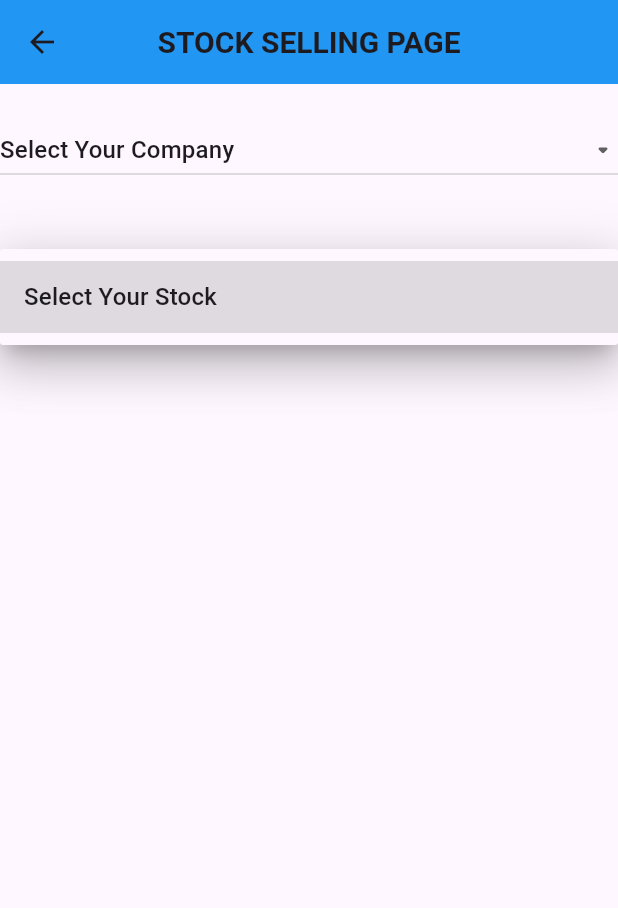
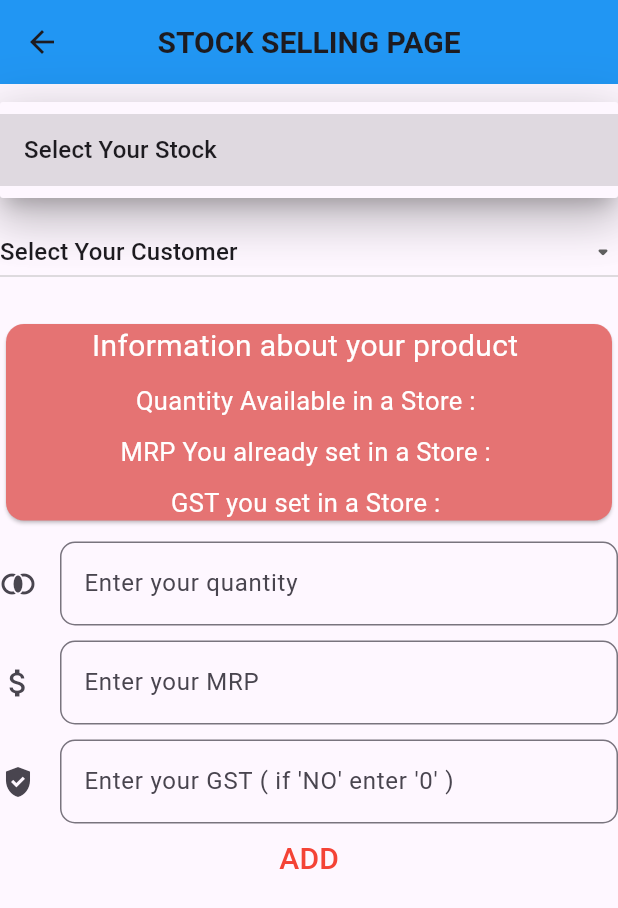
Before and after one commit to igopi77/Akshaya_Stores, a Flutter app: the StockSellingPage screen opened by its route, after a tap on "Select Your Stock", on a phone screen of 412 x 824 dp. Shown: the top 908 px of the screen. Run offline on Flutter 3.47's test engine with Material 3 defaults, Android fonts, the phone set to English and light mode, and no system bars; our stand-ins replace cloud_firestore, firebase_auth, firebase_core; missing offline and left inert: dart:html, dart:js; accounts and stored records are empty.

Commit message:
temporary commit for selling page for not to loss a code

```diff
--- a/lib/component/view/stock_selling_view.dart
+++ b/lib/component/view/stock_selling_view.dart
@@ -1,5 +1,9 @@
+import 'dart:html';
+
 import 'package:flutter/material.dart';
+import 'package:flutter/services.dart';
 import 'package:stock_management_akshaya_store/service/agency-service/agency_service.dart';
+import 'package:stock_management_akshaya_store/service/sales-service/fetch_customer_details.dart';
 import 'package:stock_management_akshaya_store/service/sales-service/fetch_stack_name_service.dart';
 
 class StockSellingPage extends StatefulWidget {
@@ -12,101 +16,164 @@ class StockSellingPage extends StatefulWidget {
 class _StockSellingPageState extends State<StockSellingPage> {
 
   FetchAgencyData fetchAgencyData = FetchAgencyData();
-  FetchStackNameService fetchStockName = FetchStackNameService();
+  FetchStackDetails fetchStockDetails = FetchStackDetails();
+  FetchCustomerDetails fetchCustomerDetails = FetchCustomerDetails();
   late Future<Map<String,dynamic>> companyList ;
   late Future<Map<String,dynamic>> stockList;
-  String dropDownValueForCompany = "select";
+  late Future<Map<String,dynamic>> customerList;
   String dropDownValueForStock = "select";
+  String dropDownValueForCustomer = "select";
+  String availableQuantity ="";
+  String mprSetted ="";
+  String gstSetted = "";
+  TextEditingController quantityController = TextEditingController();
+  TextEditingController mrpController = TextEditingController();
+  TextEditingController gstController = TextEditingController();
+  final GlobalKey<FormState> _formKey = GlobalKey<FormState>();
 
   @override
   void initState(){
+    print("first checkpoint");
     super.initState();
-    companyList = fetchAgencyData.fetchAgencyData();
+    stockList = fetchStockDetails.fetchStockName();
   }
+
   @override
   Widget build(BuildContext context) {
     return Scaffold(
       appBar: AppBar(
-        title: Text("STOCK SELLING PAGE",style: TextStyle(fontSize: 20,fontWeight: FontWeight.bold),),
+        title: const Text("STOCK SELLING PAGE",style: TextStyle(fontSize: 20,fontWeight: FontWeight.bold),),
         centerTitle: true,
         backgroundColor: Colors.blue,
       ),
-      body: formFeildForSelling(),
+      body: SingleChildScrollView(
+        scrollDirection: Axis.vertical,
+        child: formFeildForSelling(),
+      ),
     );
   }
   Widget formFeildForSelling(){
     return FutureBuilder(
-        future: companyList,
-        builder: (context,snapShotForCompany){
-          if(snapShotForCompany.connectionState == ConnectionState.waiting){
+        future: stockList,
+        builder: (context,snapShotForStock){
+          if(snapShotForStock.connectionState == ConnectionState.waiting){
             return CircularProgressIndicator();
           }
-          else if(snapShotForCompany.hasError){
+          else if(snapShotForStock.hasError){
             return Text("It have a error in snapshot");
           }
           else{
-            stockList = fetchStockName.fetchStockName(dropDownValueForCompany);
+            customerList = fetchCustomerDetails.fetchCustomerName();
             return FutureBuilder(
-                future: stockList,
-                builder: (context,snapShotForStock){
-                  if(snapShotForStock.connectionState == ConnectionState.waiting){
+                future: customerList,
+                builder: (context,snapShotForCustomer){
+                  if(snapShotForCustomer.connectionState == ConnectionState.waiting){
                     return CircularProgressIndicator();
                   }
-                  else if(snapShotForStock.hasError){
+                  else if(snapShotForCustomer.hasError){
                     return Text("It have a error in snapshot");
                   }
                   else{
                     return Form(
+                      key: _formKey,
                       child: Column(
                         children: [
                           SizedBox(height: 20,),
-                          company(snapShotForCompany.data ?? {}),
-                          SizedBox(height: 50,),
-                          stock(snapShotForStock.data ?? {})
+                          stock(snapShotForStock.data ?? {}),
+                          SizedBox(height: 20,),
+                          customer(snapShotForCustomer.data ?? {}),
+                          SizedBox(height: 20,),
+                          Card(
+                            color: Colors.red.shade300,
+                            child: Column(
+                              children: [
+                                Center(child: Text("Information about your product ", style: TextStyle(color: Colors.white,fontSize: 20),),),
+                                SizedBox(height: 10,),
+                                Text("Quantity Available in a Store : $availableQuantity", style: TextStyle(color: Colors.white,fontSize: 17),),
+                                SizedBox(height: 10,),
+                                Text("MRP You already set in a Store : $mprSetted", style: TextStyle(color: Colors.white,fontSize: 17),),
+                                SizedBox(height: 10,),
+                                Text("GST you set in a Store : $gstSetted", style: TextStyle(color: Colors.white,fontSize: 17),),
+                              ],
+                            ),
+                          ),
+                          SizedBox(height: 10,),
+                          TextFormField(
+                            decoration: InputDecoration(
+                                hintText: "Enter your quantity",
+                                border: OutlineInputBorder(
+                                  borderRadius: BorderRadius.circular(10),
+                                  borderSide: BorderSide(color: Colors.blue,width: 2),
+                                ),
+                                icon: Icon(Icons.join_inner_sharp)
+                            ),
+                            keyboardType: TextInputType.number,
+                            inputFormatters: <TextInputFormatter>[
+                              FilteringTextInputFormatter.allow(RegExp(r'[0-9]'))
+                            ],
+                            validator: (value){
+                              if(value!.isEmpty){
+                                return "invalid";
+                              }
+                              return "";
+                            },
+                          ),
+                          SizedBox(height: 10,),
+                          TextFormField(
+                            decoration: InputDecoration(
+                                hintText: "Enter your MRP",
+                                border: OutlineInputBorder(
+                                  borderRadius: BorderRadius.circular(10),
+                                  borderSide: BorderSide(color: Colors.blue,width: 2),
+                                ),
+                                icon: Icon(Icons.attach_money)
+                            ),
+                            keyboardType: TextInputType.number,
+                            inputFormatters: <TextInputFormatter>[
+                              FilteringTextInputFormatter.allow(RegExp(r'[0-9]'))
+                            ],
+                            validator: (value){
+                              if(value!.isEmpty){
+                                return "invalid";
+                              }
+                              return "";
+                            },
+                          ),
+                          SizedBox(height: 10,),
+                          TextFormField(
+                            decoration: InputDecoration(
+                                hintText: "Enter your GST ( if 'NO' enter '0' )",
+                                border: OutlineInputBorder(
+                                  borderRadius: BorderRadius.circular(10),
+                                  borderSide: BorderSide(color: Colors.blue,width: 2),
+                                ),
+                                icon: Icon(Icons.gpp_good_sharp)
+                            ),
+                            keyboardType: TextInputType.number,
+                            inputFormatters: <TextInputFormatter>[
+                              FilteringTextInputFormatter.allow(RegExp(r'[0-9]'))
+                            ],
+                            validator: (value){
+                              if(value!.isEmpty){
+                                return "invalid";
+                              }
+                              return "";
+                            },
+                          ),
+                          TextButton(
+                              onPressed: (){
+                                Navigator.pop(context);
+                              },
+                              child:Text("ADD",style: TextStyle(color: Colors.red,fontSize: 20),)
+                          )
                         ],
                       ),
                     );
                   }
-                });
+                }
+            );
           }
-        }
-    );
-  }
-
-  Widget company(Map<String,dynamic> data){
-    return Row(
-      children: [
-        Expanded(
-          child: DropdownButton<String>(
-            icon: Icon(Icons.arrow_drop_down_rounded),
-            iconSize: 20,
-            isExpanded: true,
-            value: dropDownValueForCompany,
-            elevation: 16,
-            onChanged: (String ? newValue){
-              setState(() {
-                dropDownValueForCompany = newValue!;
-              });
-            },
-            items: [
-              DropdownMenuItem<String>(
-                value: "select",
-                child: Text("Select Your Company"),
-              ),
-              ...data.values
-                  .toSet()
-                  .toList()
-                  .map<DropdownMenuItem<String>>((value) {
-                return DropdownMenuItem<String>(
-                  value: value.toString(),
-                  child: Text(value.toString()),
-                );
-              }).toList(),
-            ],
-          ),
-        )
-      ],
-    );
+        });
   }
   Widget stock(Map<String,dynamic> data){
     return Row(
@@ -118,9 +185,15 @@ class _StockSellingPageState extends State<StockSellingPage> {
             isExpanded: true,
             value: dropDownValueForStock,
             elevation: 16,
-            onChanged: (String ? newValue){
+            onChanged: (String ? newValue)  async{
               setState(() {
                 dropDownValueForStock = newValue!;
+              });
+              setState(() {
+                fetchStockDetails.setBasicInformation(dropDownValueForStock);
+                availableQuantity = fetchStockDetails.getQuantity();
+                mprSetted = fetchStockDetails.getMrp();
+                gstSetted = fetchStockDetails.getGst();
               });
             },
             items: [
@@ -143,4 +216,40 @@ class _StockSellingPageState extends State<StockSellingPage> {
       ],
     );
   }
+
+  Widget customer(Map<String,dynamic> data){
+    return Row(
+      children: [
+        Expanded(
+          child: DropdownButton<String>(
+            icon: Icon(Icons.arrow_drop_down_rounded),
+            iconSize: 20,
+            isExpanded: true,
+            value: dropDownValueForCustomer,
+            elevation: 16,
+            onChanged: (String ? newValue){
+              setState(() {
+                dropDownValueForCustomer = newValue!;
+              });
+            },
+            items: [
+              DropdownMenuItem<String>(
+                value: "select",
+                child: Text("Select Your Customer"),
+              ),
+              ...data.values
+                  .toSet()
+                  .toList()
+                  .map<DropdownMenuItem<String>>((value) {
+                return DropdownMenuItem<String>(
+                  value: value.toString(),
+                  child: Text(value.toString()),
+                );
+              }).toList(),
+            ],
+          ),
+        )
+      ],
+    );
+  }
 }
--- a/lib/main.dart
+++ b/lib/main.dart
@@ -20,7 +20,7 @@ void main() async {
       )
   );
   Widget app = MaterialApp(
-    initialRoute: "/stockSelling",
+    initialRoute: "/login",
     routes: {
       "/login" : (context) => const LoginPage(),
       "/home" : (context) => const HomePage(),
--- a/lib/service/agency-service/agency_service.dart
+++ b/lib/service/agency-service/agency_service.dart
@@ -10,7 +10,6 @@ class FetchAgencyData{
       QuerySnapshot querySnapshotAgency = await FirebaseFirestore.instance.collection("agency").get();
       querySnapshotAgency.docs.forEach((docs){
         String agencyName = docs.get("agencyName");
-        print(agencyName);
         String agencyId = docs.id;
         agencyData[agencyId] = agencyName ;
       });
@@ -18,7 +17,6 @@ class FetchAgencyData{
     catch(e){
         print(e);
     }
-    print(agencyData["yee4cehFbSyMmctOJVxF"]);
     return agencyData;
   }
 
--- /dev/null
+++ b/lib/service/sales-service/fetch_customer_details.dart
@@ -0,0 +1,18 @@
+
+import 'package:cloud_firestore/cloud_firestore.dart';
+
+class FetchCustomerDetails{
+
+  Future<Map<String,dynamic>> fetchCustomerName() async{
+    Map<String,dynamic> customerData={};
+
+    QuerySnapshot querySnapshotForCustomerName = await FirebaseFirestore.instance.collection("customer").get();
+
+    querySnapshotForCustomerName.docs.forEach((docs) {
+      String customerName = docs.get("customerName");
+      String docId = docs.id;
+      customerData[docId] = customerName;
+    });
+    return customerData;
+  }
+}
--- a/lib/service/sales-service/fetch_stack_name_service.dart
+++ b/lib/service/sales-service/fetch_stack_name_service.dart
@@ -2,29 +2,44 @@
 import 'package:cloud_firestore/cloud_firestore.dart';
 import 'package:flutter/material.dart';
 
-class FetchStackNameService{
+class FetchStackDetails{
+  //late String company;
+ // late String cost;
+  String mrp="";
+  String quantity="";
+  String ourStockName="";
+  String gst="";
 
-  Future<Map<String,dynamic>> fetchStockName(String company) async {
+  Future<Map<String,dynamic>> fetchStockName() async {
     Map<String,dynamic> stockData ={};
 
     QuerySnapshot querySnapshot = await FirebaseFirestore.instance.collection("stockAdding").get();
     querySnapshot.docs.forEach((docs) {
-      String companyName = docs.get("company");
       String stockName = docs.get("type");
       String documentID = docs.id;
-      if(companyName == company){
-        stockData[documentID] = stockName;
-      }
-      else{
-        Dialog(
-          child: AlertDialog(
-            title: Text("INFORMATION",style: TextStyle(fontSize: 20),),
-            content: Text("There is no data in name of the company"),
-            backgroundColor: Colors.grey,
-          ),
-        );
-      }
+      stockData[documentID] = stockName;
     });
     return stockData;
   }
+
+  void setBasicInformation(String stockName) async{
+    print("iam now only clicked");
+    QuerySnapshot querySnapshot = await FirebaseFirestore.instance.collection("stockAdding").get();
+    querySnapshot.docs.forEach((docs) {
+      if(docs.get("type") == stockName){
+        quantity = docs.get("quantity");
+        mrp = docs.get("mrp");
+        gst = docs.get("gst");
+      }
+    });
+  }
+  String getQuantity(){
+    return quantity;
+  }
+  String getMrp(){
+    return mrp;
+  }
+  String getGst(){
+    return gst;
+  }
 }
```
Lines whose indentation alone changed are shown as unchanged.
